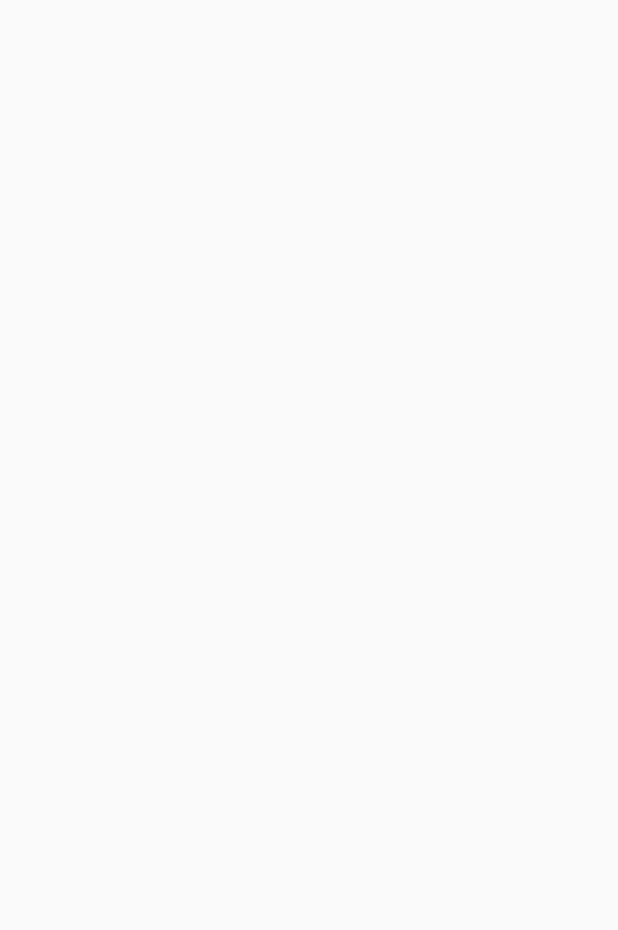
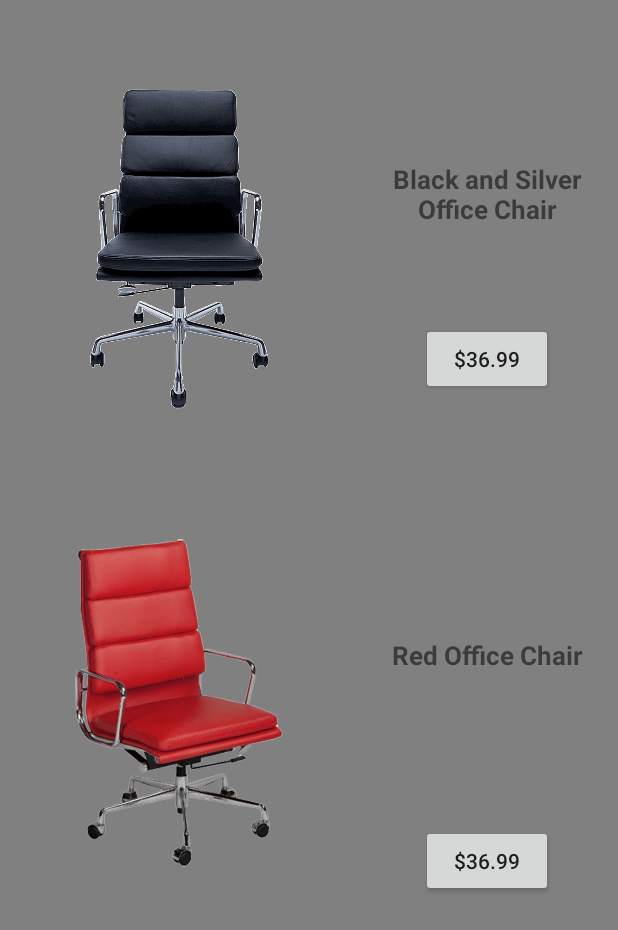
Before and after one commit to WSU-4110/AugmentedReality, an Android app: the main_app screen opened directly, with no data from a screen before it, on a phone screen of 412 x 824 dp. Before the commit the part shown is empty. Shown: the top 930 px of the screen. Run offline under Robolectric (Android 15) with nearby library versions, the phone set to English and light mode, and no system bars.

Commit message:
impliment mock xml home page

```diff
--- a/androidApp/app/src/main/res/layout/activity_main_app.xml
+++ b/androidApp/app/src/main/res/layout/activity_main_app.xml
@@ -4,6 +4,87 @@
     xmlns:tools="http://schemas.android.com/tools"
     android:layout_width="match_parent"
     android:layout_height="match_parent"
+    android:background="#808080"
     tools:context=".main_app">
 
+    <Button
+        android:id="@+id/priceBtn2"
+        android:layout_width="wrap_content"
+        android:layout_height="wrap_content"
+        android:layout_marginStart="50dp"
+        android:layout_marginEnd="68dp"
+        android:text="$36.99"
+        app:layout_constraintBottom_toBottomOf="parent"
+        app:layout_constraintEnd_toEndOf="parent"
+        app:layout_constraintHorizontal_bias="0.264"
+        app:layout_constraintStart_toEndOf="@+id/redOfficeChair"
+        app:layout_constraintTop_toBottomOf="@+id/redAndSilverOfficeChair"
+        app:layout_constraintVertical_bias="0.207" />
+
+    <TextView
+        android:id="@+id/redAndSilverOfficeChair"
+        android:layout_width="142dp"
+        android:layout_height="107dp"
+        android:layout_marginTop="120dp"
+        android:gravity="center"
+        android:text="Red Office Chair"
+        android:textSize="17dp"
+        android:textStyle="bold"
+        app:layout_constraintEnd_toEndOf="parent"
+        app:layout_constraintHorizontal_bias="0.94"
+        app:layout_constraintStart_toStartOf="parent"
+        app:layout_constraintTop_toBottomOf="@+id/priceBtn" />
+
+    <ImageView
+        android:id="@+id/officeChair"
+        android:layout_width="239dp"
+        android:layout_height="236dp"
+        android:layout_marginTop="48dp"
+        android:contentDescription="black office chair with wheels"
+        app:layout_constraintEnd_toEndOf="parent"
+        app:layout_constraintHorizontal_bias="0.0"
+        app:layout_constraintStart_toStartOf="parent"
+        app:layout_constraintTop_toTopOf="parent"
+        app:srcCompat="@drawable/office_chair" />
+
+    <ImageView
+        android:id="@+id/redOfficeChair"
+        android:layout_width="239dp"
+        android:layout_height="236dp"
+        android:layout_marginTop="68dp"
+        android:contentDescription="red office chair with wheels"
+        app:layout_constraintEnd_toEndOf="parent"
+        app:layout_constraintHorizontal_bias="0.0"
+        app:layout_constraintStart_toStartOf="parent"
+        app:layout_constraintTop_toBottomOf="@+id/officeChair"
+        app:srcCompat="@drawable/red_office_chair" />
+
+    <TextView
+        android:id="@+id/blackAndSilverOfficeChair"
+        android:layout_width="142dp"
+        android:layout_height="107dp"
+        android:layout_marginTop="76dp"
+        android:gravity="center"
+        android:text="Black and Silver Office Chair"
+        android:textSize="17dp"
+        android:textStyle="bold"
+        app:layout_constraintEnd_toEndOf="parent"
+        app:layout_constraintHorizontal_bias="0.94"
+        app:layout_constraintStart_toStartOf="parent"
+        app:layout_constraintTop_toTopOf="parent" />
+
+    <Button
+        android:id="@+id/priceBtn"
+        android:layout_width="wrap_content"
+        android:layout_height="wrap_content"
+        android:layout_marginStart="50dp"
+        android:layout_marginTop="32dp"
+        android:layout_marginEnd="68dp"
+        android:text="$36.99"
+        app:layout_constraintEnd_toEndOf="parent"
+        app:layout_constraintHorizontal_bias="0.264"
+        app:layout_constraintStart_toEndOf="@+id/officeChair"
+        app:layout_constraintTop_toBottomOf="@+id/blackAndSilverOfficeChair" />
+
+
 </androidx.constraintlayout.widget.ConstraintLayout>
```
Also changed, not shown: androidApp/app/src/main/res/drawable/office_chair.png (added), androidApp/app/src/main/res/drawable/red_office_chair.png (added).
